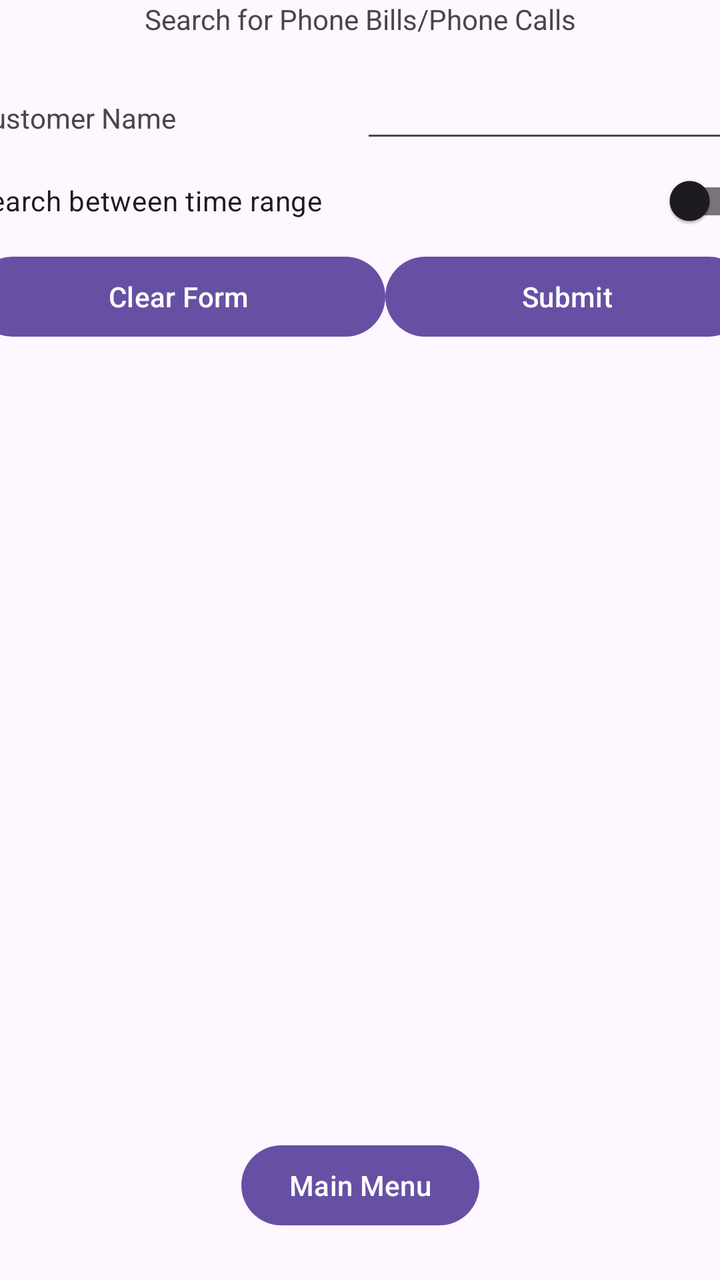
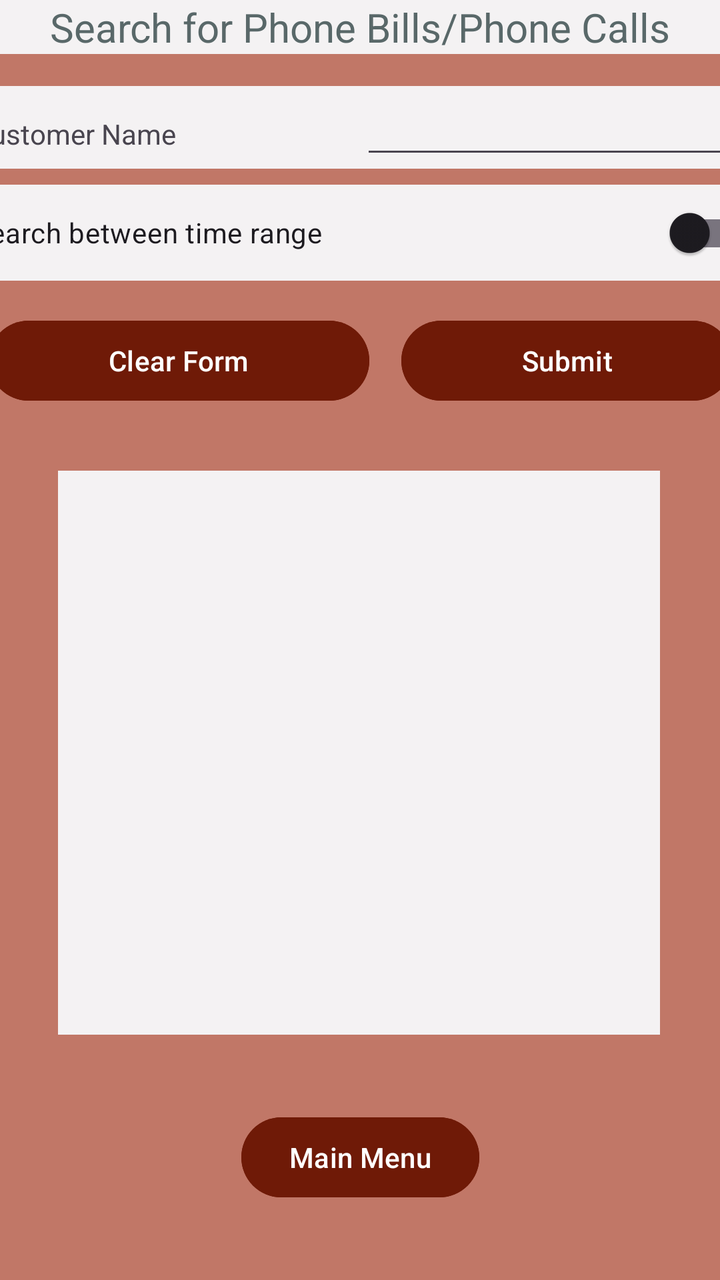

Two renders of the same Android screen: before a commit and after it. Below are the layout's source before the change and the commit's diff.
<!-- AndroidManifest.xml: application theme Theme.PhoneBill -->
<!-- res/layout/activity_search_phone_bill.xml -->
<?xml version="1.0" encoding="utf-8"?>
<androidx.constraintlayout.widget.ConstraintLayout xmlns:android="http://schemas.android.com/apk/res/android"
    xmlns:app="http://schemas.android.com/apk/res-auto"
    xmlns:tools="http://schemas.android.com/tools"
    android:id="@+id/main"
    android:layout_width="match_parent"
    android:layout_height="match_parent"
    tools:context=".SearchPhoneBillActivity">

    <LinearLayout
        android:id="@+id/searchPhoneBillOptionsBlock"
        android:layout_width="388dp"
        android:layout_height="wrap_content"
        android:layout_margin="16dp"
        android:layout_marginTop="14dp"
        android:layout_marginBottom="36dp"
        android:layout_weight="2"
        android:orientation="vertical"
        app:layout_constraintBottom_toTopOf="@+id/searchPhoneBillListView"
        app:layout_constraintEnd_toEndOf="parent"
        app:layout_constraintStart_toStartOf="parent"
        app:layout_constraintTop_toBottomOf="@+id/searchPhoneCallTitle">

        <LinearLayout
            android:id="@+id/searchPhoneBillOptionsTop"
            android:layout_width="match_parent"
            android:layout_height="wrap_content"
            android:orientation="vertical">

            <LinearLayout
                android:layout_width="match_parent"
                android:layout_height="wrap_content"
                android:layout_weight="2"
                android:orientation="horizontal"
                android:weightSum="2">

                <TextView
                    android:id="@+id/searchPhoneBillCustomerNameLabel"
                    android:layout_width="0dp"
                    android:layout_height="wrap_content"
                    android:layout_weight="1"
                    android:text="@string/customer_name"
                    android:textAlignment="viewStart" />

                <EditText
                    android:id="@+id/searchPhoneBillCustomerNameField"
                    android:layout_width="0dp"
                    android:layout_height="wrap_content"
                    android:layout_weight="1"
                    android:inputType="text" />
            </LinearLayout>

            <androidx.appcompat.widget.SwitchCompat
                android:id="@+id/searchPhoneCallBetweenRangeSwitch"
                android:layout_width="match_parent"
                android:layout_height="wrap_content"
                android:layout_weight="2"
                android:checked="false"
                android:text="Search between time range" />

            <LinearLayout
                android:id="@+id/searchPhoneBillTimeRangeBlock"
                android:layout_width="match_parent"
                android:layout_height="match_parent"
                android:layout_weight="1"
                android:orientation="vertical"
                android:visibility="gone">

                <LinearLayout
                    android:layout_width="match_parent"
                    android:layout_height="wrap_content"
                    android:orientation="horizontal"
                    android:weightSum="8">

                    <TextView
                        android:id="@+id/textView2"
                        android:layout_width="0dp"
                        android:layout_height="wrap_content"
                        android:layout_weight="2"
                        android:text="@string/call_begin_time" />

                    <EditText
                        android:id="@+id/searchPhoneCallBeginTimeField"
                        android:layout_width="0dp"
                        android:layout_height="wrap_content"
                        android:layout_weight="4"
                        android:ems="10"
                        android:inputType="datetime" />

                    <Spinner
                        android:id="@+id/searchBeginTimeSpinner"
                        android:layout_width="0dp"
                        android:layout_height="wrap_content"
                        android:layout_weight="2" />
                </LinearLayout>

                <LinearLayout
                    android:layout_width="match_parent"
                    android:layout_height="wrap_content"
                    android:orientation="horizontal"
                    android:weightSum="8">

                    <TextView
                        android:id="@+id/textView3"
                        android:layout_width="0dp"
                        android:layout_height="wrap_content"
                        android:layout_weight="2"
                        android:text="@string/call_end_time" />

                    <EditText
                        android:id="@+id/searchPhoneCallEndTimeField"
                        android:layout_width="0dp"
                        android:layout_height="wrap_content"
                        android:layout_weight="4"
                        android:ems="10"
                        android:inputType="text" />

                    <Spinner
                        android:id="@+id/searchEndTimeSpinner"
                        android:layout_width="0dp"
                        android:layout_height="wrap_content"
                        android:layout_weight="2" />
                </LinearLayout>
            </LinearLayout>
        </LinearLayout>

        <LinearLayout
            android:id="@+id/searchPhoneBillButtons"
            android:layout_width="match_parent"
            android:layout_height="match_parent"
            android:orientation="horizontal">

            <Button
                android:id="@+id/button2"
                android:layout_width="wrap_content"
                android:layout_height="wrap_content"
                android:layout_weight="1"
                android:text="@string/clear_form" />

            <Button
                android:id="@+id/submitSearchButton"
                android:layout_width="wrap_content"
                android:layout_height="wrap_content"
                android:layout_weight="1"
                android:onClick="searchForPhoneBillAndCalls"
                android:text="@string/submit" />
        </LinearLayout>
    </LinearLayout>

    <ListView
        android:id="@+id/searchPhoneBillListView"
        android:layout_width="302dp"
        android:layout_height="350dp"
        android:layout_marginStart="54dp"
        android:layout_marginTop="23dp"
        android:layout_marginEnd="55dp"
        app:layout_constraintEnd_toEndOf="parent"
        app:layout_constraintStart_toStartOf="parent"
        app:layout_constraintTop_toBottomOf="@+id/searchPhoneBillOptionsBlock" />

    <Button
        android:id="@+id/searchActivityBackToMainButton"
        android:layout_width="wrap_content"
        android:layout_height="wrap_content"
        android:onClick="goBackToMainActivity"
        android:text="@string/back_to_main"
        app:layout_constraintBottom_toBottomOf="parent"
        app:layout_constraintEnd_toEndOf="parent"
        app:layout_constraintStart_toStartOf="parent"
        app:layout_constraintTop_toBottomOf="@id/searchPhoneBillListView" />

    <TextView
        android:id="@+id/searchPhoneCallTitle"
        android:layout_width="wrap_content"
        android:layout_height="wrap_content"
        android:text="Search for Phone Bills/Phone Calls"
        app:layout_constraintBottom_toTopOf="@+id/searchPhoneBillOptionsBlock"
        app:layout_constraintEnd_toEndOf="parent"
        app:layout_constraintStart_toStartOf="parent"
        app:layout_constraintTop_toTopOf="parent" />

</androidx.constraintlayout.widget.ConstraintLayout>
<!-- resources referenced by this layout -->
<resources>
  <string name="back_to_main">Main Menu</string>
  <string name="call_begin_time">Call Begin Time</string>
  <string name="call_end_time">Call End Time</string>
  <string name="clear_form">Clear Form</string>
  <string name="customer_name">Customer Name</string>
  <string name="submit">Submit</string>
  <style name="Theme.PhoneBill" parent="Base.Theme.PhoneBill" />
  <style name="Base.Theme.PhoneBill" parent="Theme.Material3.DayNight.NoActionBar">
          
          
      </style>
</resources>

<!-- the commit's change to res/layout/activity_search_phone_bill.xml (unified diff, before → after) -->
@@ -5,6 +5,7 @@
     android:id="@+id/main"
     android:layout_width="match_parent"
     android:layout_height="match_parent"
+    android:background="@color/pink"
     tools:context=".SearchPhoneBillActivity">
 
     <LinearLayout
@@ -32,7 +33,9 @@
                 android:layout_height="wrap_content"
                 android:layout_weight="2"
                 android:orientation="horizontal"
-                android:weightSum="2">
+                android:weightSum="2"
+                android:background="@color/white"
+                android:layout_marginBottom="8dp">
 
                 <TextView
                     android:id="@+id/searchPhoneBillCustomerNameLabel"
@@ -56,7 +59,9 @@
                 android:layout_height="wrap_content"
                 android:layout_weight="2"
                 android:checked="false"
-                android:text="Search between time range" />
+                android:text="@string/search_between_time_range"
+                android:background="@color/white"
+                android:layout_marginBottom="8dp"/>
 
             <LinearLayout
                 android:id="@+id/searchPhoneBillTimeRangeBlock"
@@ -69,14 +74,16 @@
                 <LinearLayout
                     android:layout_width="match_parent"
                     android:layout_height="wrap_content"
+                    android:layout_marginBottom="8dp"
+                    android:background="@color/white"
                     android:orientation="horizontal"
-                    android:weightSum="8">
+                    android:weightSum="9">
 
                     <TextView
                         android:id="@+id/textView2"
                         android:layout_width="0dp"
                         android:layout_height="wrap_content"
-                        android:layout_weight="2"
+                        android:layout_weight="3"
                         android:text="@string/call_begin_time" />
 
                     <EditText
@@ -97,14 +104,16 @@
                 <LinearLayout
                     android:layout_width="match_parent"
                     android:layout_height="wrap_content"
+                    android:layout_marginBottom="8dp"
+                    android:background="@color/white"
                     android:orientation="horizontal"
-                    android:weightSum="8">
+                    android:weightSum="9">
 
                     <TextView
                         android:id="@+id/textView3"
                         android:layout_width="0dp"
                         android:layout_height="wrap_content"
-                        android:layout_weight="2"
+                        android:layout_weight="3"
                         android:text="@string/call_end_time" />
 
                     <EditText
@@ -134,7 +143,10 @@
                 android:id="@+id/button2"
                 android:layout_width="wrap_content"
                 android:layout_height="wrap_content"
+                android:layout_margin="8dp"
                 android:layout_weight="1"
+                android:backgroundTint="@color/red"
+                android:onClick="clearForm"
                 android:text="@string/clear_form" />
 
             <Button
@@ -143,17 +155,20 @@
                 android:layout_height="wrap_content"
                 android:layout_weight="1"
                 android:onClick="searchForPhoneBillAndCalls"
-                android:text="@string/submit" />
+                android:text="@string/submit"
+                android:layout_margin="8dp"
+                android:backgroundTint="@color/red"/>
         </LinearLayout>
     </LinearLayout>
 
     <ListView
         android:id="@+id/searchPhoneBillListView"
-        android:layout_width="302dp"
-        android:layout_height="350dp"
+        android:layout_width="301dp"
+        android:layout_height="282dp"
         android:layout_marginStart="54dp"
         android:layout_marginTop="23dp"
         android:layout_marginEnd="55dp"
+        android:background="@color/white"
         app:layout_constraintEnd_toEndOf="parent"
         app:layout_constraintStart_toStartOf="parent"
         app:layout_constraintTop_toBottomOf="@+id/searchPhoneBillOptionsBlock" />
@@ -167,15 +182,21 @@
         app:layout_constraintBottom_toBottomOf="parent"
         app:layout_constraintEnd_toEndOf="parent"
         app:layout_constraintStart_toStartOf="parent"
-        app:layout_constraintTop_toBottomOf="@id/searchPhoneBillListView" />
+        app:layout_constraintTop_toBottomOf="@id/searchPhoneBillListView"
+        android:backgroundTint="@color/red"/>
 
     <TextView
         android:id="@+id/searchPhoneCallTitle"
-        android:layout_width="wrap_content"
+        android:layout_width="0dp"
         android:layout_height="wrap_content"
+        android:background="@color/white"
         android:text="Search for Phone Bills/Phone Calls"
+        android:textAlignment="center"
+        android:textColor="@color/grey"
+        android:textSize="20sp"
         app:layout_constraintBottom_toTopOf="@+id/searchPhoneBillOptionsBlock"
         app:layout_constraintEnd_toEndOf="parent"
+        app:layout_constraintHorizontal_bias="0.0"
         app:layout_constraintStart_toStartOf="parent"
         app:layout_constraintTop_toTopOf="parent" />
 
<!-- resource entries referenced after the edit -->
@@ -1,10 +1,15 @@
 <!-- resources referenced by this layout -->
 <resources>
+  <color name="grey">#596869</color>
+  <color name="pink">#c17767</color>
+  <color name="red">#6f1a07</color>
+  <color name="white">#f4f2f3</color>
   <string name="back_to_main">Main Menu</string>
   <string name="call_begin_time">Call Begin Time</string>
   <string name="call_end_time">Call End Time</string>
   <string name="clear_form">Clear Form</string>
   <string name="customer_name">Customer Name</string>
+  <string name="search_between_time_range">Search between time range</string>
   <string name="submit">Submit</string>
   <style name="Theme.PhoneBill" parent="Base.Theme.PhoneBill" />
   <style name="Base.Theme.PhoneBill" parent="Theme.Material3.DayNight.NoActionBar">
